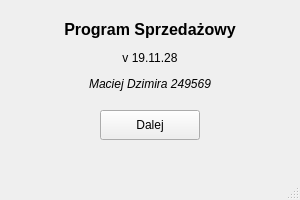
DzimiX/ProgramSprzedazowy, file entrywindow.ui: the form before one commit.
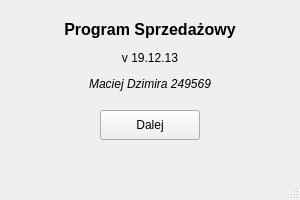
The form after the commit.

Patch:
```diff
--- a/entrywindow.ui
+++ b/entrywindow.ui
@@ -37,7 +37,7 @@
      </rect>
     </property>
     <property name="text">
-     <string>&lt;html&gt;&lt;head/&gt;&lt;body&gt;&lt;p align=&quot;center&quot;&gt;&lt;span style=&quot; font-size:12pt; font-weight:600;&quot;&gt;Program Sprzedażowy&lt;/span&gt;&lt;/p&gt;&lt;p align=&quot;center&quot;&gt;v 19.11.28&lt;/p&gt;&lt;p align=&quot;center&quot;&gt;&lt;span style=&quot; font-style:italic;&quot;&gt;Maciej Dzimira 249569&lt;/span&gt;&lt;/p&gt;&lt;/body&gt;&lt;/html&gt;</string>
+     <string>&lt;html&gt;&lt;head/&gt;&lt;body&gt;&lt;p align=&quot;center&quot;&gt;&lt;span style=&quot; font-size:12pt; font-weight:600;&quot;&gt;Program Sprzedażowy&lt;/span&gt;&lt;/p&gt;&lt;p align=&quot;center&quot;&gt;v 19.12.13&lt;/p&gt;&lt;p align=&quot;center&quot;&gt;&lt;span style=&quot; font-style:italic;&quot;&gt;Maciej Dzimira 249569&lt;/span&gt;&lt;/p&gt;&lt;/body&gt;&lt;/html&gt;</string>
     </property>
    </widget>
   </widget>
```
Left out of the diff: 2 changed lines with no effect on the pictures.
